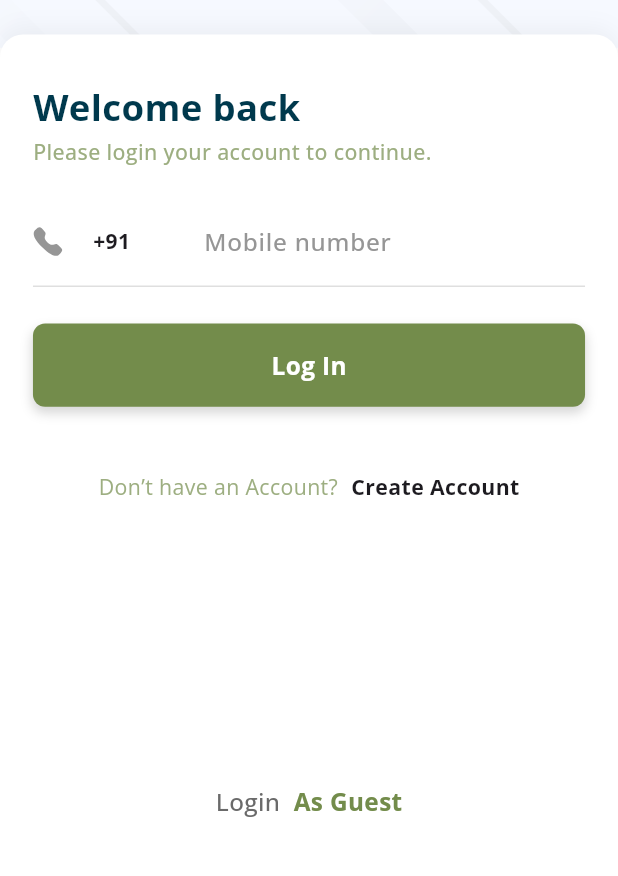
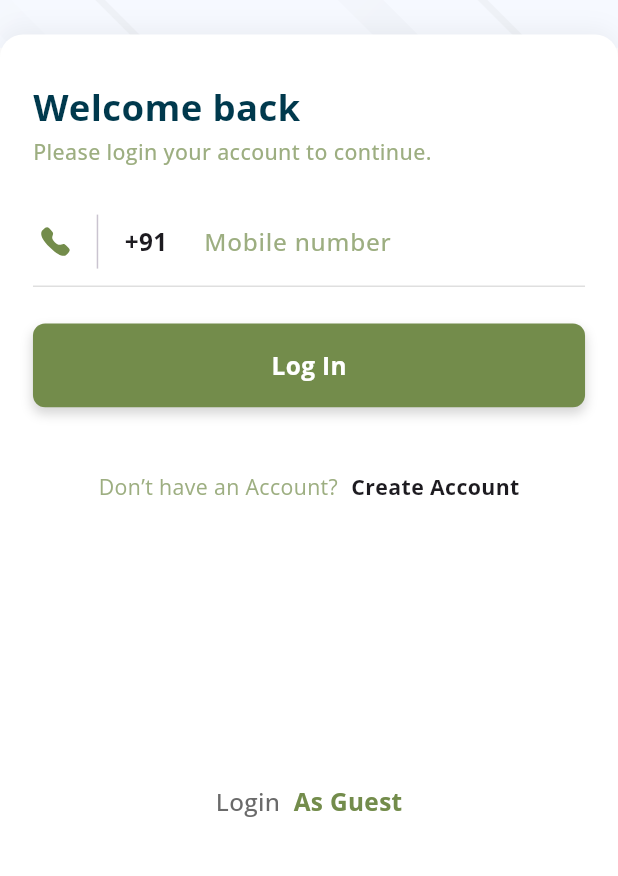
Before and after one commit to codebyteshm/veggie_go, a Flutter app: the screen it shows after launch, on a phone screen of 412 x 824 dp, the part 209-1085 px from its top. Run offline on Flutter 3.47's test engine with Material 3 defaults, Android fonts, the phone set to English and light mode, and no system bars; our stand-ins replace cached_network_image, device_info_plus, dio, flutter_screenutil, flutter_svg, get and 3 more; missing offline and left inert: flutter_cached_pdfview; accounts and stored records are empty; project files that could hold a hidden picture were left out.

Commit message:
login fixes

```diff
--- a/lib/Common/common_button.dart
+++ b/lib/Common/common_button.dart
@@ -61,7 +61,7 @@ class CommonButton extends StatelessWidget {
       onTap: onTap,
       child: Container(
           width: width,
-          height: height,
+          height: height ?? 55.h,
           margin: buttonMargin ?? EdgeInsets.symmetric(horizontal: 20.w),
           decoration: BoxDecoration(
               color: backgroundColor ?? colorPrimary,
@@ -76,7 +76,7 @@ class CommonButton extends StatelessWidget {
               border: border),
           child: Padding(
             padding: EdgeInsets.symmetric(
-                vertical: verticalPadding ?? 16.h,
+                vertical: verticalPadding ?? 10.h,
                 horizontal: horizontalPadding ?? 0.0),
             child: Center(
               child: showLoading
--- a/lib/Common/common_textField.dart
+++ b/lib/Common/common_textField.dart
@@ -224,8 +224,7 @@ class _CommonTextFormFieldState extends State<CommonTextFormField> {
                       ))
                   : null),
           hintText: widget.hint,
-          hintStyle: widget.hintStyle ??
-              openSansMedium(fontSize: 16.sp, textColor: color969696),
+          hintStyle: widget.hintStyle ?? openSansMedium(fontSize: 16.sp, textColor: widget.hintColor ?? color969696),
           errorMaxLines: 2,
           contentPadding: widget.contentPadding ??
               EdgeInsets.symmetric(
@@ -238,7 +237,7 @@ class _CommonTextFormFieldState extends State<CommonTextFormField> {
             borderSide: BorderSide(color: colorDFDFDF, width: 1),
           ),
           focusedBorder: const UnderlineInputBorder(
-            borderSide: BorderSide(color: colorDC4326, width: 1),
+            borderSide: BorderSide(color: colorPrimary, width: 1),
           ),
           // border: OutlineInputBorder(
           //     borderRadius: BorderRadius.circular(radius ?? 20.r),
--- a/lib/ScreensOfEcommerce/Auth/login/view/login_screen.dart
+++ b/lib/ScreensOfEcommerce/Auth/login/view/login_screen.dart
@@ -1,4 +1,3 @@
-
 import 'package:e_commerce46/Common/color.dart';
 import 'package:e_commerce46/Common/common_appbar.dart';
 import 'package:e_commerce46/Common/common_button.dart';
@@ -13,6 +12,7 @@ import 'package:e_commerce46/routes/routes_strings.dart';
 import 'package:e_commerce46/utils/key.dart';
 import 'package:e_commerce46/utils/shared_preference_util.dart';
 import 'package:flutter/material.dart';
+import 'package:flutter/services.dart';
 import 'package:flutter_screenutil/flutter_screenutil.dart';
 import 'package:flutter_svg/flutter_svg.dart';
 import 'package:get/get.dart';
@@ -28,12 +28,7 @@ class LoginView extends GetView<LoginController> {
     return Scaffold(
       backgroundColor: whiteColor,
       extendBodyBehindAppBar: true,
-        appBar: const CommonAppBarWidget(
-          toolbarHeight: 0,
-          statusBarIconBrightness: Brightness.dark,
-          statusBarBrightness: Brightness.light,
-          color: Colors.transparent,
-        ),
+      appBar: const CommonAppBarWidget(toolbarHeight: 0, statusBarIconBrightness: Brightness.dark, statusBarBrightness: Brightness.light, color: Colors.transparent),
       body: InkWell(
         onTap: () {
           FocusScope.of(context).requestFocus(FocusNode());
@@ -48,12 +43,7 @@ class LoginView extends GetView<LoginController> {
                   children: [
                     Positioned(
                       top: 0,
-                        child: Image.asset(
-                          PNGImages.buyerLoginBackground,
-                          width: Get.width,
-                          height: Get.height,
-                          fit: BoxFit.cover,
-                        ),
+                      child: Image.asset(PNGImages.buyerLoginBackground, width: Get.width, height: Get.height, fit: BoxFit.cover),
                     ),
                     Column(
                       children: [
@@ -67,10 +57,7 @@ class LoginView extends GetView<LoginController> {
                           padding: EdgeInsets.symmetric(horizontal: 45.w),
                           child: Text(
                             appSubText,
-                              style: openSansSemiBold(
-                                textColor: color00394D,
-                                fontSize: 14.sp,
-                              ),
+                            style: openSansSemiBold(textColor: color00394D, fontSize: 14.sp),
                           ),
                         ),
                       ],
@@ -82,15 +69,8 @@ class LoginView extends GetView<LoginController> {
                         height: Get.height,
                         decoration: BoxDecoration(
                           color: whiteColor,
-                            borderRadius: BorderRadius.only(
-                                topLeft: Radius.circular(15.r),
-                                topRight: Radius.circular(15.r)),
-                            boxShadow: [
-                              BoxShadow(
-                                  blurRadius: 13,
-                                  color: blackColor.withOpacity(0.05),
-                                  offset: const Offset(0, -3))
-                            ],
+                          borderRadius: BorderRadius.only(topLeft: Radius.circular(15.r), topRight: Radius.circular(15.r)),
+                          boxShadow: [BoxShadow(blurRadius: 13, color: blackColor.withOpacity(0.05), offset: const Offset(0, -3))],
                         ),
                         child: SingleChildScrollView(
                           child: Padding(
@@ -101,42 +81,35 @@ class LoginView extends GetView<LoginController> {
                                 SizedBox(height: 30.h),
                                 Text(
                                   welcomeBack,
-                                    style: openSansBold(
-                                        fontSize: 24.sp,
-                                        textColor: color00394D),
+                                  style: openSansBold(fontSize: 24.sp, textColor: color00394D),
                                 ),
                                 SizedBox(height: 2.h),
                                 Text(
                                   welcomeBackSubText,
-                                    style: openSansMedium(
-                                        fontSize: 14.sp,
-                                        textColor: colorPrimary.withOpacity(0.70)),
+                                  style: openSansMedium(fontSize: 14.sp, textColor: colorPrimary.withOpacity(0.70)),
                                 ),
                                 SizedBox(height: 20.h),
                                 _getPhoneNumber(),
                                 SizedBox(height: 24.h),
                                 CommonButton(
                                   onTap: () async {
-                                      FocusScope.of(context)
-                                          .requestFocus(FocusNode());
-                                      if(SharedPreferenceUtil.getString(
-                                          fcmTokenKey)==""){String? fcmToken = '';
+                                    FocusScope.of(context).requestFocus(FocusNode());
+                                    if (SharedPreferenceUtil.getString(fcmTokenKey) == "") {
+                                      String? fcmToken = '';
                                       // String? fcmToken = await FirebaseMessaging.instance.getToken();
                                       print("FCM Token: $fcmToken");
                                       await SharedPreferenceUtil.putString(fcmTokenKey, fcmToken);
                                     }
-                                      Get.toNamed(RoutesConstants.otpVerificationView);
-                                      // controller.onTapLoginButton(LoginRequestModel(
-                                      //     // countryCode:"+${controller.selectedDialogCountry.value.phoneCode}",
-                                      //     phoneNumber: controller
-                                      //         .phoneNumberController.text,
-                                      //     password: controller
-                                      //         .passWordController.text,
-                                      //     deviceId:
-                                      //         await Utils.getDeviceId() ?? "",
-                                      //     deviceType: Utils.getDeviceTypeID(),
-                                      //     pushToken:
-                                      //         SharedPreferenceUtil.getString(fcmTokenKey)));
+                                    controller.onTapLoginButton(
+                                      LoginRequestModel(
+                                        // countryCode:"+${controller.selectedDialogCountry.value.phoneCode}",
+                                        phoneNumber: controller.phoneNumberController.text,
+                                        password: controller.passWordController.text,
+                                        deviceId: await Utils.getDeviceId() ?? "",
+                                        deviceType: Utils.getDeviceTypeID(),
+                                        pushToken: SharedPreferenceUtil.getString(fcmTokenKey),
+                                      ),
+                                    );
                                     // isUserLogin = true;
                                   },
                                   buttonMargin: EdgeInsets.zero,
@@ -148,22 +121,14 @@ class LoginView extends GetView<LoginController> {
                                   children: [
                                     Text(
                                       doNotAcc,
-                                        style: openSansRegular(
-                                            fontSize: 14.sp,
-                                            textColor: colorPrimary.withOpacity(0.70)),
+                                      style: openSansRegular(fontSize: 14.sp, textColor: colorPrimary.withOpacity(0.70)),
                                     ),
                                     SizedBox(width: 8.w),
                                     InkWell(
                                       onTap: () {
-                                          Get.toNamed(RoutesConstants
-                                              .createAccountStep1View);
+                                        Get.toNamed(RoutesConstants.createAccountStep1View);
                                       },
-                                        child: Text(
-                                          createAccount,
-                                          style: openSansBold(
-                                              fontSize: 14.sp,
-                                          ),
-                                        ),
+                                      child: Text(createAccount, style: openSansBold(fontSize: 14.sp)),
                                     ),
                                   ],
                                 ),
@@ -173,9 +138,7 @@ class LoginView extends GetView<LoginController> {
                                   children: [
                                     Text(
                                       login,
-                                        style: openSansMedium(
-                                            fontSize: 16.sp,
-                                            textColor: color6A6A6A),
+                                      style: openSansMedium(fontSize: 16.sp, textColor: color6A6A6A),
                                     ),
                                     SizedBox(width: 8.w),
                                     InkWell(
@@ -188,29 +151,19 @@ class LoginView extends GetView<LoginController> {
                                         //     () => MyCartController());
                                         // Get.lazyPut<MyOrderController>(
                                         //     () => MyOrderController());
-                                          Future.delayed(
-                                                  Duration(microseconds: 800))
-                                              .then((value) =>
+                                        Future.delayed(Duration(microseconds: 800)).then(
+                                          (value) =>
                                               // Navigator.push(
                                               //   context,
                                               //   MaterialPageRoute(builder: (context) =>  MainScreen()),
                                               // )
-
-                                                  Get.toNamed(
-                                                      RoutesConstants
-                                                          .mainScreen,
-                                                      arguments: [
-                                                        false,
-                                                        0,
-                                                        false
-                                                      ]));
+                                              Get.toNamed(RoutesConstants.mainScreen, arguments: [false, 0, false]),
+                                        );
                                         // isUserLogin = false;
                                       },
                                       child: Text(
                                         asGuest,
-                                          style: openSansBold(
-                                              fontSize: 16.sp,
-                                              textColor: colorPrimary),
+                                        style: openSansBold(fontSize: 16.sp, textColor: colorPrimary),
                                       ),
                                     ),
                                   ],
@@ -227,15 +180,14 @@ class LoginView extends GetView<LoginController> {
               ),
               controller.isLoading.value
                   ? Center(
-                        child: CircularProgressIndicator(
-                        strokeWidth: 4.w,
-                        color: colorDC4326,
-                      ))
-                    : const Offstage()
+                      child: CircularProgressIndicator(strokeWidth: 4.w, color: colorDC4326),
+                    )
+                  : const Offstage(),
             ],
           ),
         ),
-        ));
+      ),
+    );
   }
 
   Widget _getPhoneNumber() {
@@ -244,16 +196,26 @@ class LoginView extends GetView<LoginController> {
       focusNode: controller.focusNodes[0],
       listOfFocusNode: controller.focusNodes,
       index: 0,
+      textInputType: TextInputType.number,
+      inputFormatters: [
+        LengthLimitingTextInputFormatter(10),
+        FilteringTextInputFormatter.digitsOnly,
+      ],
+      fontSize: 16.sp,
       hint: mobileNumber,
+      hintColor: colorPrimary.withOpacity(0.70),
       textInputAction: TextInputAction.done,
       prefixIcon: SizedBox(
         width: 110,
         height: 45,
         child: Row(
           children: [
-                SvgPicture.asset(SVGImages.phone),
-                widthBox(20),
-                Text('+91',style: openSansBold(),)
+            widthBox(5),
+            SvgPicture.asset(SVGImages.phone, color: colorPrimary),
+            widthBox(10),
+            VerticalDivider(indent: 6, endIndent: 6),
+            widthBox(10),
+            Text('+91', style: openSansBold(fontSize: 16.sp)),
           ],
         ),
       ),
--- a/lib/ScreensOfEcommerce/Auth/otpVerification/controller/otpVerification_controller.dart
+++ b/lib/ScreensOfEcommerce/Auth/otpVerification/controller/otpVerification_controller.dart
@@ -21,11 +21,11 @@ class OtpVerificationController extends GetxController {
   StreamController<ErrorAnimationType> errorController =
       StreamController<ErrorAnimationType>.broadcast();
   RxBool isLoading = false.obs;
-  var email;
+  var phoneNumber;
 
   @override
   void onInit() {
-    email = Get.arguments;
+    phoneNumber = Get.arguments;
     // otpController.text = email[2].toString();
     super.onInit();
   }
```
Also changed, not shown: lib/ScreensOfEcommerce/Auth/login/controller/login_controller.dart (+13 -16 lines), lib/ScreensOfEcommerce/Auth/otpVerification/view/otpVerification_screen.dart (+4 -4 lines). Lines whose indentation alone changed are shown as unchanged.
